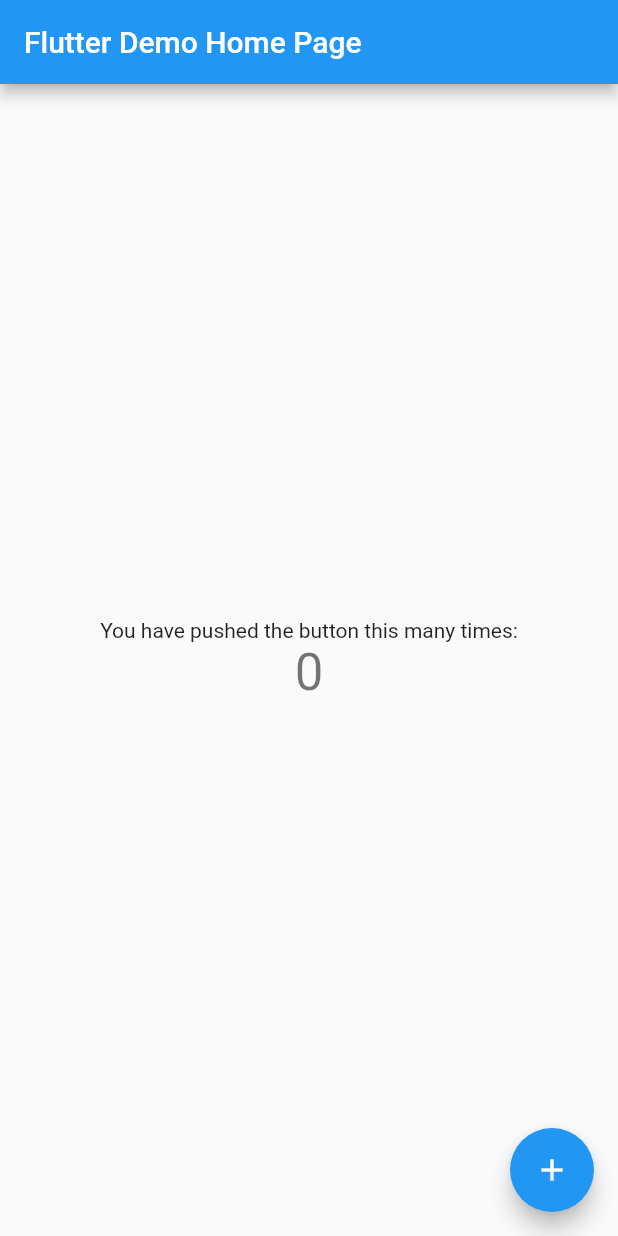
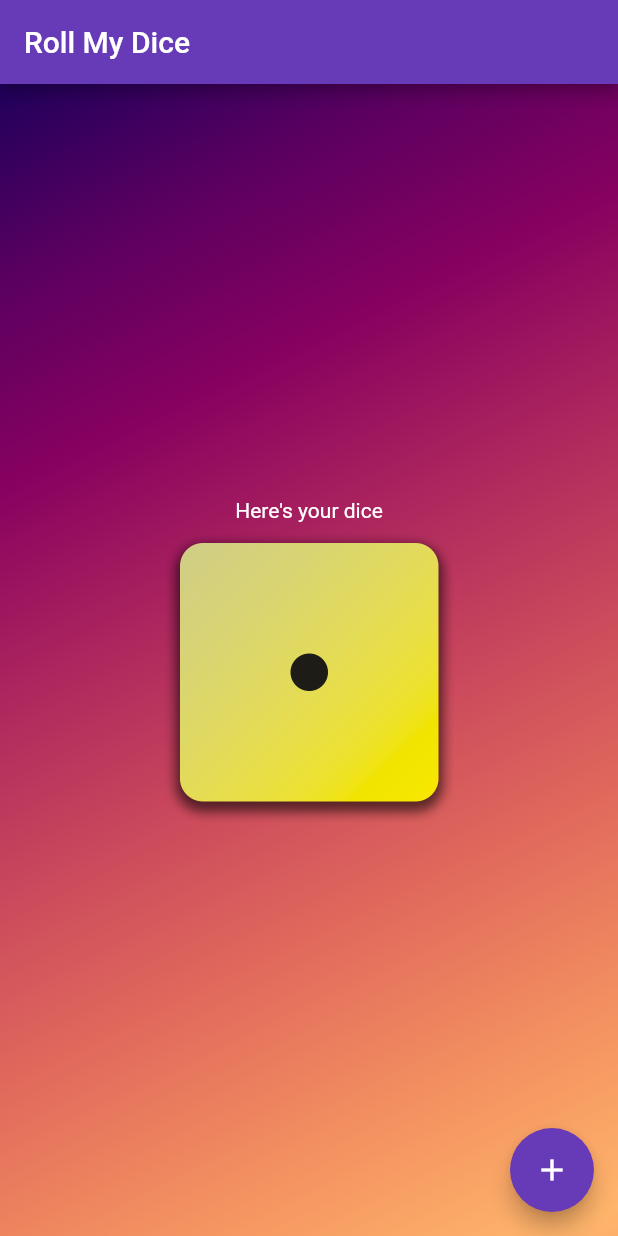
Before and after one commit to EmpalGentong/roll_the_dice, a Flutter app: the screen it shows after launch, on a phone screen of 412 x 824 dp. Run offline on Flutter 3.47's test engine with Material 2 defaults, Android fonts, the phone set to English and light mode, and no system bars.

Commit message:
finalize 1 dice app

```diff
--- /dev/null
+++ b/lib/background_color.dart
@@ -0,0 +1,46 @@
+import 'package:flutter/material.dart';
+
+// ignore: must_be_immutable
+class BackgroundColor extends StatelessWidget {
+  BackgroundColor({super.key, required this.counter});
+
+  int counter;
+
+  @override
+  Widget build(context){
+    return Container(
+      decoration: const BoxDecoration(
+          gradient: LinearGradient(
+            begin: Alignment.topLeft,
+            end: Alignment(0.8, 1),
+            colors: <Color>[
+              Color(0xff1f005c),
+              Color(0xff5b0060),
+              Color(0xff870160),
+              Color(0xffac255e),
+              Color(0xffca485c),
+              Color(0xffe16b5c),
+              Color(0xfff39060),
+              Color(0xffffb56b),
+            ], // Gradient from https://learnui.design/tools/gradient-generator.html
+            tileMode: TileMode.mirror,
+          )
+      ),
+      child: Center(
+        child: Column(
+          mainAxisAlignment: MainAxisAlignment.center,
+          children: <Widget>[
+            const Text(
+              'Here\'s your dice',
+              style: TextStyle(color: Color.fromARGB(255,255,255,255)),
+            ),
+            Image.asset(
+              'assets/images/dice-${counter}.png',
+              width: 200,
+            ),
+          ],
+        ),
+      ),
+    );
+  }
+}
--- a/lib/main.dart
+++ b/lib/main.dart
@@ -1,4 +1,7 @@
+import 'dart:math';
+
 import 'package:flutter/material.dart';
+import 'package:dice_roll/background_color.dart';
 
 void main() {
   runApp(const MyApp());
@@ -6,40 +9,21 @@ void main() {
 
 class MyApp extends StatelessWidget {
   const MyApp({super.key});
-
   // This widget is the root of your application.
   @override
   Widget build(BuildContext context) {
     return MaterialApp(
-      title: 'Flutter Demo',
+      title: 'Roll My Dice',
       theme: ThemeData(
-        // This is the theme of your application.
-        //
-        // Try running your application with "flutter run". You'll see the
-        // application has a blue toolbar. Then, without quitting the app, try
-        // changing the primarySwatch below to Colors.green and then invoke
-        // "hot reload" (press "r" in the console where you ran "flutter run",
-        // or simply save your changes to "hot reload" in a Flutter IDE).
-        // Notice that the counter didn't reset back to zero; the application
-        // is not restarted.
-        primarySwatch: Colors.blue,
+        primarySwatch: Colors.deepPurple,
       ),
-      home: const MyHomePage(title: 'Flutter Demo Home Page'),
+      home: const MyHomePage(title: 'Roll My Dice'),
     );
   }
 }
 
 class MyHomePage extends StatefulWidget {
   const MyHomePage({super.key, required this.title});
-
-  // This widget is the home page of your application. It is stateful, meaning
-  // that it has a State object (defined below) that contains fields that affect
-  // how it looks.
-
-  // This class is the configuration for the state. It holds the values (in this
-  // case the title) provided by the parent (in this case the App widget) and
-  // used by the build method of the State. Fields in a Widget subclass are
-  // always marked "final".
 
   final String title;
 
@@ -48,63 +32,21 @@ class MyHomePage extends StatefulWidget {
 }
 
 class _MyHomePageState extends State<MyHomePage> {
-  int _counter = 0;
+  int _counter = 1;
 
   void _incrementCounter() {
     setState(() {
-      // This call to setState tells the Flutter framework that something has
-      // changed in this State, which causes it to rerun the build method below
-      // so that the display can reflect the updated values. If we changed
-      // _counter without calling setState(), then the build method would not be
-      // called again, and so nothing would appear to happen.
-      _counter++;
+      _counter = Random().nextInt(5) + 1;
     });
   }
 
   @override
   Widget build(BuildContext context) {
-    // This method is rerun every time setState is called, for instance as done
-    // by the _incrementCounter method above.
-    //
-    // The Flutter framework has been optimized to make rerunning build methods
-    // fast, so that you can just rebuild anything that needs updating rather
-    // than having to individually change instances of widgets.
     return Scaffold(
       appBar: AppBar(
-        // Here we take the value from the MyHomePage object that was created by
-        // the App.build method, and use it to set our appbar title.
         title: Text(widget.title),
       ),
-      body: Center(
-        // Center is a layout widget. It takes a single child and positions it
-        // in the middle of the parent.
-        child: Column(
-          // Column is also a layout widget. It takes a list of children and
-          // arranges them vertically. By default, it sizes itself to fit its
-          // children horizontally, and tries to be as tall as its parent.
-          //
-          // Invoke "debug painting" (press "p" in the console, choose the
-          // "Toggle Debug Paint" action from the Flutter Inspector in Android
-          // Studio, or the "Toggle Debug Paint" command in Visual Studio Code)
-          // to see the wireframe for each widget.
-          //
-          // Column has various properties to control how it sizes itself and
-          // how it positions its children. Here we use mainAxisAlignment to
-          // center the children vertically; the main axis here is the vertical
-          // axis because Columns are vertical (the cross axis would be
-          // horizontal).
-          mainAxisAlignment: MainAxisAlignment.center,
-          children: <Widget>[
-            const Text(
-              'You have pushed the button this many times:',
-            ),
-            Text(
-              '$_counter',
-              style: Theme.of(context).textTheme.headline4,
-            ),
-          ],
-        ),
-      ),
+      body: BackgroundColor(counter: _counter),
       floatingActionButton: FloatingActionButton(
         onPressed: _incrementCounter,
         tooltip: 'Increment',
```
Also changed, not shown: pubspec.yaml (+8 -3 lines), assets/images/dice-1.png (added), assets/images/dice-2.png (added), assets/images/dice-3.png (added), assets/images/dice-4.png (added), assets/images/dice-5.png (added), assets/images/dice-6.png (added).
